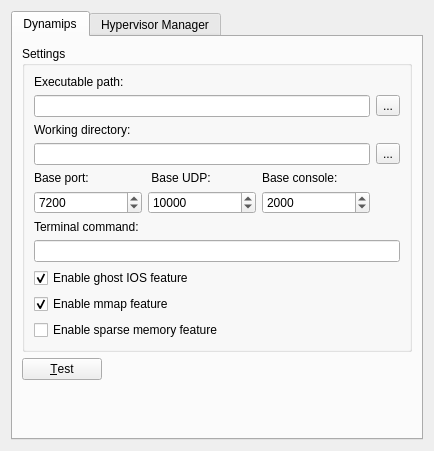
Old version of the form src/GNS3/Ui/ConfigurationPages/Form_PreferencesDynamips.ui in the repository GNS3/gns3-legacy.
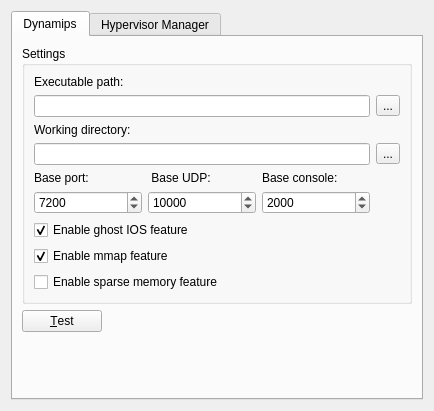
New version of the form.

What changed in the file:
```diff
--- a/src/GNS3/Ui/ConfigurationPages/Form_PreferencesDynamips.ui
+++ b/src/GNS3/Ui/ConfigurationPages/Form_PreferencesDynamips.ui
@@ -6,7 +6,7 @@
     <x>0</x>
     <y>0</y>
     <width>430</width>
-    <height>451</height>
+    <height>411</height>
    </rect>
   </property>
   <property name="windowTitle" >
@@ -123,17 +123,7 @@
             </property>
            </widget>
           </item>
-          <item row="6" column="0" colspan="4" >
-           <widget class="QLabel" name="label_3" >
-            <property name="text" >
-             <string>Terminal command:</string>
-            </property>
-           </widget>
-          </item>
-          <item row="7" column="0" colspan="4" >
-           <widget class="QLineEdit" name="dynamips_term_cmd" />
-          </item>
-          <item row="8" column="0" colspan="2" >
+          <item row="6" column="0" colspan="2" >
            <widget class="QCheckBox" name="checkBoxGhosting" >
             <property name="text" >
              <string>Enable ghost IOS feature</string>
@@ -143,7 +133,7 @@
             </property>
            </widget>
           </item>
-          <item row="9" column="0" colspan="2" >
+          <item row="7" column="0" colspan="2" >
            <widget class="QCheckBox" name="checkBoxMmap" >
             <property name="text" >
              <string>Enable mmap feature</string>
@@ -153,7 +143,7 @@
             </property>
            </widget>
           </item>
-          <item row="10" column="0" colspan="2" >
+          <item row="8" column="0" colspan="2" >
            <widget class="QCheckBox" name="checkBoxSparseMem" >
             <property name="text" >
              <string>Enable sparse memory feature</string>
```
Left out of the diff: 2 changed lines with no effect on the pictures.
